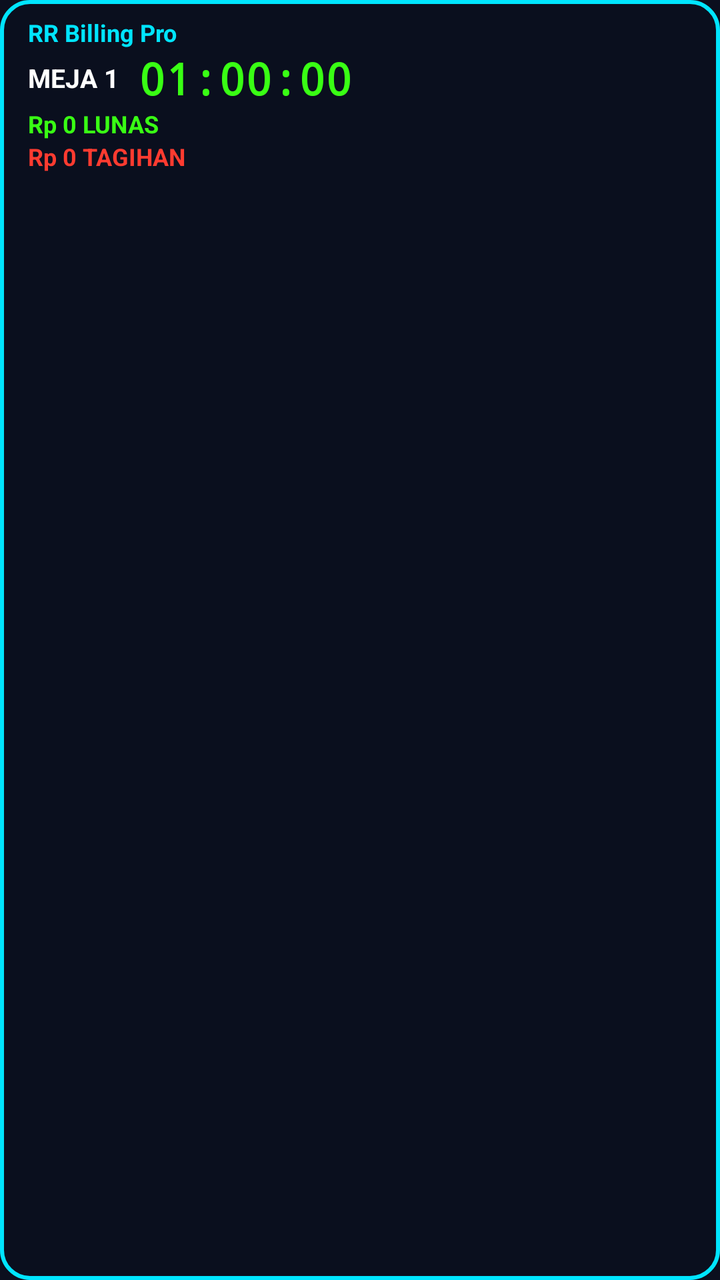
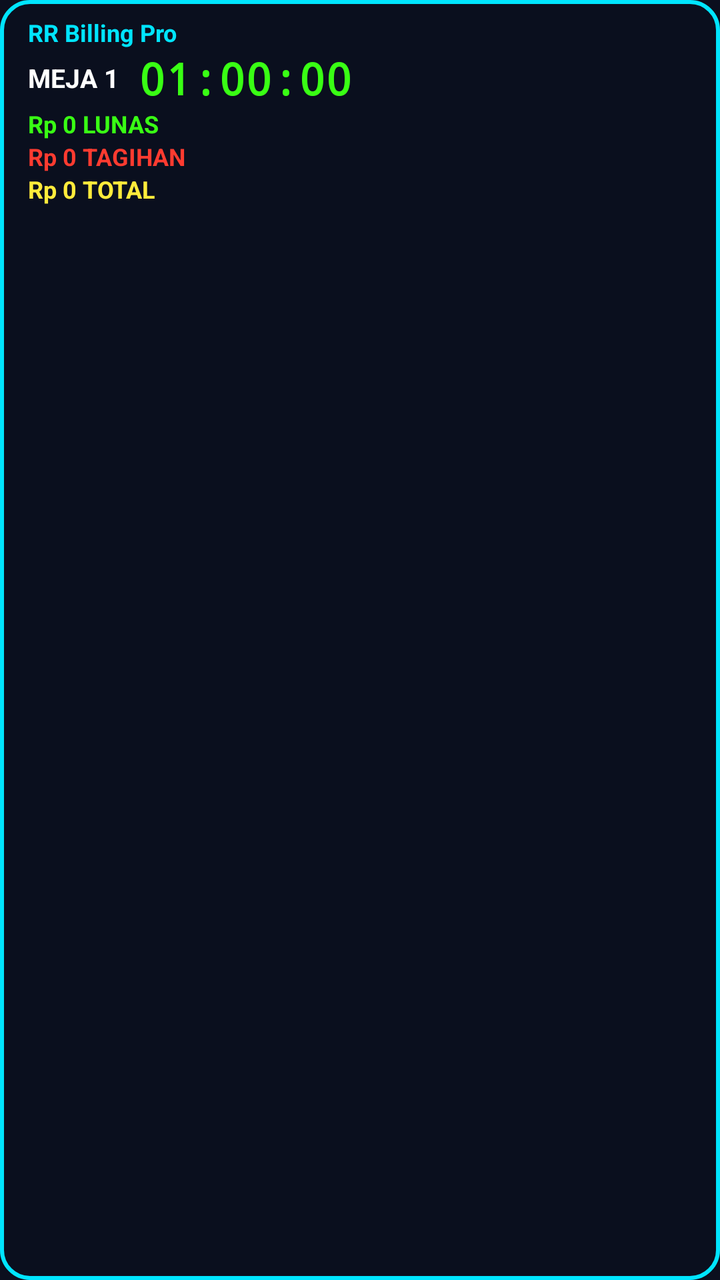

Two renders of the same Android screen: before a commit and after it. Below are the layout's source before the change and the commit's diff.
<!-- AndroidManifest.xml: application theme Theme.RRBillingTV -->
<!-- res/layout/overlay_view.xml -->
<?xml version="1.0" encoding="utf-8"?>
<LinearLayout xmlns:android="http://schemas.android.com/apk/res/android"
    android:id="@+id/overlay_root"
    android:layout_width="wrap_content"
    android:layout_height="wrap_content"
    android:orientation="vertical"
    android:background="@drawable/bg_overlay_card"
    android:paddingStart="14dp"
    android:paddingEnd="14dp"
    android:paddingTop="8dp"
    android:paddingBottom="8dp">

    <TextView
        android:id="@+id/tv_rental"
        android:layout_width="wrap_content"
        android:layout_height="wrap_content"
        android:text="RR Billing Pro"
        android:textColor="@color/neon_cyan"
        android:textSize="12sp"
        android:textStyle="bold"
        android:maxLines="1" />

    <LinearLayout
        android:layout_width="wrap_content"
        android:layout_height="wrap_content"
        android:orientation="horizontal"
        android:gravity="center_vertical">

        <TextView
            android:id="@+id/tv_meja"
            android:layout_width="wrap_content"
            android:layout_height="wrap_content"
            android:text="MEJA 1"
            android:textColor="@color/white"
            android:textSize="13sp"
            android:textStyle="bold"
            android:maxLines="1" />

        <TextView
            android:id="@+id/tv_timer"
            android:layout_width="wrap_content"
            android:layout_height="wrap_content"
            android:layout_marginStart="10dp"
            android:text="01:00:00"
            android:textColor="@color/neon_green"
            android:textSize="22sp"
            android:textStyle="bold"
            android:typeface="monospace" />

    </LinearLayout>

    <TextView
        android:id="@+id/tv_lunas"
        android:layout_width="wrap_content"
        android:layout_height="wrap_content"
        android:text="Rp 0 LUNAS"
        android:textColor="@color/neon_green"
        android:textSize="12sp"
        android:textStyle="bold"
        android:maxLines="1" />

    <TextView
        android:id="@+id/tv_tagihan"
        android:layout_width="wrap_content"
        android:layout_height="wrap_content"
        android:text="Rp 0 TAGIHAN"
        android:textColor="@color/neon_red"
        android:textSize="12sp"
        android:textStyle="bold"
        android:maxLines="1" />

</LinearLayout>
<!-- resources referenced by this layout -->
<resources>
  <color name="neon_cyan">#FF00E5FF</color>
  <color name="neon_green">#FF39FF14</color>
  <color name="neon_red">#FFFF3B30</color>
  <color name="white">#FFFFFFFF</color>
  <!-- drawable bg_overlay_card (drawable) -->
  <?xml version="1.0" encoding="utf-8"?>
  <shape xmlns:android="http://schemas.android.com/apk/res/android"
      android:shape="rectangle">
      <solid android:color="@color/card_overlay" />
      <stroke
          android:width="2dp"
          android:color="@color/neon_cyan" />
      <corners android:radius="14dp" />
  </shape>
  <style name="Theme.RRBillingTV" parent="android:Theme.Material.NoActionBar">
          <item name="android:windowBackground">@color/bg_dark</item>
          <item name="android:statusBarColor">@android:color/black</item>
          <item name="android:navigationBarColor">@android:color/black</item>
      </style>
  <color name="card_overlay">#CC0B0F1E</color>
  <color name="bg_dark">#FF0B0F1E</color>
</resources>

<!-- the commit's change to res/layout/overlay_view.xml (unified diff, before → after) -->
@@ -69,4 +69,14 @@
         android:textStyle="bold"
         android:maxLines="1" />
 
+    <TextView
+        android:id="@+id/tv_total"
+        android:layout_width="wrap_content"
+        android:layout_height="wrap_content"
+        android:text="Rp 0 TOTAL"
+        android:textColor="@color/neon_yellow"
+        android:textSize="12sp"
+        android:textStyle="bold"
+        android:maxLines="1" />
+
 </LinearLayout>
<!-- resource entries referenced after the edit -->
@@ -3,6 +3,7 @@
   <color name="neon_cyan">#FF00E5FF</color>
   <color name="neon_green">#FF39FF14</color>
   <color name="neon_red">#FFFF3B30</color>
+  <color name="neon_yellow">#FFFFEB3B</color>
   <color name="white">#FFFFFFFF</color>
   <!-- drawable bg_overlay_card (drawable) -->
   <?xml version="1.0" encoding="utf-8"?>
